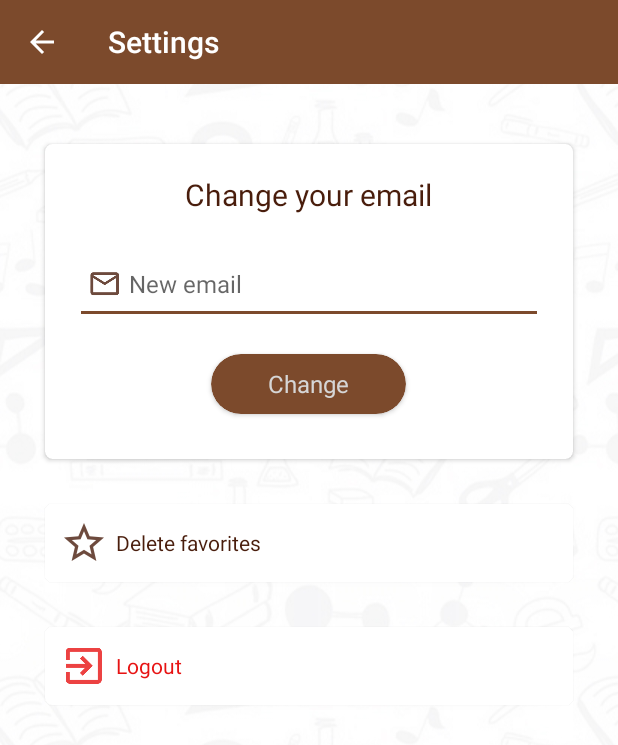
After one commit to Pedromrl/Woodpecker, an Android app: the SettingsActivity screen opened directly, with no data from a screen before it, on a phone screen of 412 x 824 dp. The commit adds this screen. Shown: the top 745 px of the screen. Run offline under Robolectric (Android 15) with nearby library versions, the phone set to English and light mode, and no system bars; our stand-ins replace Firebase (no records; nobody signed in at launch, a user with empty details on screens opened directly).

```diff
--- a/app/src/main/AndroidManifest.xml
+++ b/app/src/main/AndroidManifest.xml
@@ -27,6 +27,7 @@
         </activity>
         <activity android:name=".RegisterActivity" />
         <activity android:name=".ForgotPasswordActivity" />
+        <activity android:name=".SettingsActivity"></activity>
     </application>
 
 </manifest>
--- /dev/null
+++ b/app/src/main/java/com/example/pedrolemos/livrosfinal/SettingsActivity.java
@@ -0,0 +1,92 @@
+package com.example.pedrolemos.livrosfinal;
+
+import android.content.Intent;
+import android.support.v7.app.AppCompatActivity;
+import android.os.Bundle;
+import android.support.v7.widget.CardView;
+import android.support.v7.widget.Toolbar;
+import android.view.View;
+import android.widget.EditText;
+import android.widget.TextView;
+import android.widget.Toast;
+
+import com.google.firebase.auth.FirebaseAuth;
+import com.google.firebase.database.DataSnapshot;
+import com.google.firebase.database.DatabaseError;
+import com.google.firebase.database.DatabaseReference;
+import com.google.firebase.database.FirebaseDatabase;
+import com.google.firebase.database.ValueEventListener;
+
+public class SettingsActivity extends AppCompatActivity {
+
+    private Toolbar toolbar;
+    private EditText newEmail;
+    private CardView change;
+    private TextView deleteFavs, logout;
+    private FirebaseAuth firebaseAuth;
+
+    @Override
+    protected void onCreate(Bundle savedInstanceState) {
+        super.onCreate(savedInstanceState);
+        setContentView(R.layout.activity_settings);
+
+        firebaseAuth = FirebaseAuth.getInstance();
+
+        toolbar = findViewById(R.id.toolbar);
+        newEmail = findViewById(R.id.et_new_email);
+        change = findViewById(R.id.carta_change_email);
+        deleteFavs = findViewById(R.id.apagar_favoritos);
+        logout = findViewById(R.id.logout_final);
+
+
+        /** Indicar que a Action Bar é a toolbar que criámos, tirar o seu título automático e acrescentar a seta para voltar */
+        setSupportActionBar(toolbar);
+        getSupportActionBar().setTitle("Settings");
+        getSupportActionBar().setDisplayHomeAsUpEnabled(true);
+
+        change.setOnClickListener(new View.OnClickListener() {
+            @Override
+            public void onClick(View v) {
+                String texto = newEmail.getText().toString().trim();
+                if (texto.isEmpty() || texto.equals("")) {
+                    Toast.makeText(SettingsActivity.this, "Insert an email to be able to change your current one", Toast.LENGTH_SHORT).show();
+                }
+            }
+        });
+
+        logout.setOnClickListener(new View.OnClickListener() {
+            @Override
+            public void onClick(View v) {
+                firebaseAuth.signOut();
+                startActivity(new Intent(SettingsActivity.this, LoginActivity.class));
+                finish();
+            }
+        });
+
+        deleteFavs.setOnClickListener(new View.OnClickListener() {
+            @Override
+            public void onClick(View v) {
+                String utilizador = firebaseAuth.getCurrentUser().getUid();
+                final FirebaseDatabase database = FirebaseDatabase.getInstance();
+                final DatabaseReference databaseReference = database.getReference(utilizador);
+                final DatabaseReference favoritosRef = databaseReference.child("Favoritos");
+
+                favoritosRef.removeValue(new DatabaseReference.CompletionListener() {
+                    @Override
+                    public void onComplete(DatabaseError databaseError, DatabaseReference databaseReference) {
+                        Toast.makeText(SettingsActivity.this, "Your favorites list has been cleared successfuly!", Toast.LENGTH_SHORT).show();
+                    }
+                });
+            }
+        });
+
+    }
+
+    @Override
+    public void onBackPressed() {
+        super.onBackPressed();
+        finish();
+    }
+
+
+}
--- /dev/null
+++ b/app/src/main/res/layout/activity_settings.xml
@@ -0,0 +1,157 @@
+<?xml version="1.0" encoding="utf-8"?>
+<RelativeLayout xmlns:android="http://schemas.android.com/apk/res/android"
+    xmlns:app="http://schemas.android.com/apk/res-auto"
+    xmlns:tools="http://schemas.android.com/tools"
+    android:layout_width="match_parent"
+    android:layout_height="match_parent"
+    android:background="@drawable/appbackground"
+    tools:context=".SettingsActivity">
+
+    <android.support.v7.widget.Toolbar
+        android:id="@+id/toolbar"
+        android:layout_width="match_parent"
+        android:layout_height="wrap_content"
+        android:background="@color/colorPrimary"
+        android:theme="@style/Toolbar"
+        app:endColor="@color/colorEnd"
+        app:startColor="@color/colorStart"
+        app:titleTextColor="@android:color/white" />
+
+    <android.support.v7.widget.CardView
+        android:id="@+id/carta_email"
+        android:layout_width="match_parent"
+        android:layout_height="wrap_content"
+        android:layout_below="@+id/toolbar"
+        android:layout_marginEnd="30dp"
+        android:layout_marginStart="30dp"
+        android:layout_marginTop="40dp"
+        app:cardCornerRadius="5dp"
+        >
+
+        <RelativeLayout
+            android:layout_width="match_parent"
+            android:layout_height="match_parent">
+
+            <TextView
+                android:id="@+id/tv_email_change"
+                android:layout_width="wrap_content"
+                android:layout_height="wrap_content"
+                android:layout_centerHorizontal="true"
+                android:layout_marginTop="20dp"
+                android:text="Change your email"
+                android:textColor="@color/colorPrimaryDark"
+                android:textSize="20sp" />
+
+            <EditText
+                android:id="@+id/et_new_email"
+                android:layout_width="match_parent"
+                android:layout_height="wrap_content"
+                android:layout_below="@+id/tv_email_change"
+                android:layout_marginEnd="20dp"
+                android:layout_marginStart="20dp"
+                android:layout_marginTop="20dp"
+                android:backgroundTint="@color/colorPrimary"
+                android:drawableStart="@drawable/email_r"
+                android:hint="New email"
+                android:textColor="@color/colorPrimary"
+                android:textSize="16sp"
+                android:textColorHighlight="@color/colorPrimary"
+                android:textColorLink="@color/colorPrimary"/>
+
+            <android.support.v7.widget.CardView
+                android:id="@+id/carta_change_email"
+                android:layout_width="130dp"
+                android:layout_height="40dp"
+                android:layout_below="@+id/et_new_email"
+                android:layout_centerHorizontal="true"
+                android:layout_marginBottom="30dp"
+                android:layout_marginTop="20dp"
+                android:backgroundTint="@color/colorPrimary"
+                app:cardCornerRadius="20dp">
+
+                <RelativeLayout
+                    android:layout_width="match_parent"
+                    android:layout_height="match_parent">
+
+                    <TextView
+                        android:layout_width="wrap_content"
+                        android:layout_height="wrap_content"
+                        android:layout_centerInParent="true"
+                        android:text="Change"
+                        android:textColor="@color/colorItem"
+                        android:textSize="16sp" />
+
+                </RelativeLayout>
+
+
+            </android.support.v7.widget.CardView>
+
+        </RelativeLayout>
+
+    </android.support.v7.widget.CardView>
+
+    <android.support.v7.widget.CardView
+        android:id="@+id/carta_apagar"
+        android:layout_width="match_parent"
+        android:layout_height="wrap_content"
+        android:layout_below="@+id/carta_email"
+        android:layout_marginEnd="30dp"
+        android:layout_marginStart="30dp"
+        android:layout_marginTop="30dp"
+        app:cardCornerRadius="5dp">
+
+        <RelativeLayout
+            android:layout_width="match_parent"
+            android:layout_height="match_parent">
+
+            <TextView
+                android:id="@+id/apagar_favoritos"
+                android:layout_width="wrap_content"
+                android:layout_height="wrap_content"
+                android:layout_centerVertical="true"
+                android:layout_marginBottom="10dp"
+                android:layout_marginStart="10dp"
+                android:layout_marginTop="10dp"
+                android:drawablePadding="5dp"
+                android:drawableStart="@drawable/ic_star_brown"
+                android:gravity="center_vertical"
+                android:text="Delete favorites"
+                android:textColor="@color/colorPrimaryDark" />
+        </RelativeLayout>
+
+
+    </android.support.v7.widget.CardView>
+
+
+    <android.support.v7.widget.CardView
+        android:layout_width="match_parent"
+        android:layout_height="wrap_content"
+        android:layout_below="@+id/carta_apagar"
+        android:layout_marginEnd="30dp"
+        android:layout_marginStart="30dp"
+        android:layout_marginTop="30dp"
+        app:cardCornerRadius="5dp">
+
+        <RelativeLayout
+            android:layout_width="match_parent"
+            android:layout_height="match_parent">
+
+            <TextView
+                android:id="@+id/logout_final"
+                android:layout_width="wrap_content"
+                android:layout_height="wrap_content"
+                android:layout_marginBottom="10dp"
+                android:layout_marginStart="10dp"
+                android:layout_marginTop="10dp"
+                android:drawablePadding="5dp"
+                android:drawableStart="@drawable/ic_action_name"
+                android:gravity="center_vertical"
+                android:text="Logout"
+                android:textColor="@color/colorAdventure" />
+
+
+        </RelativeLayout>
+
+    </android.support.v7.widget.CardView>
+
+</RelativeLayout>
```
Also changed, not shown: app/src/main/java/com/example/pedrolemos/livrosfinal/ResultadosActivity.java (+18 -31 lines), app/src/main/java/com/example/pedrolemos/livrosfinal/adapters/FavoritosAdapter.java (+21 -30 lines), app/src/main/java/com/example/pedrolemos/livrosfinal/fragments/AccountFragment.java (+5 -5 lines), app/src/main/res/layout/activity_resultados.xml (+14 -17 lines), app/src/main/res/layout/fragment_account.xml (+27 -38 lines), app/src/main/res/drawable-hdpi/ic_settings.png (added), app/src/main/res/drawable-hdpi/ic_star_brown.png (added), app/src/main/res/drawable-mdpi/ic_settings.png (added), app/src/main/res/drawable-mdpi/ic_star_brown.png (added), app/src/main/res/drawable-xhdpi/ic_settings.png (added), app/src/main/res/drawable-xhdpi/ic_star_brown.png (added), app/src/main/res/drawable-xxhdpi/ic_settings.png (added), app/src/main/res/drawable-xxhdpi/ic_star_brown.png (added).
